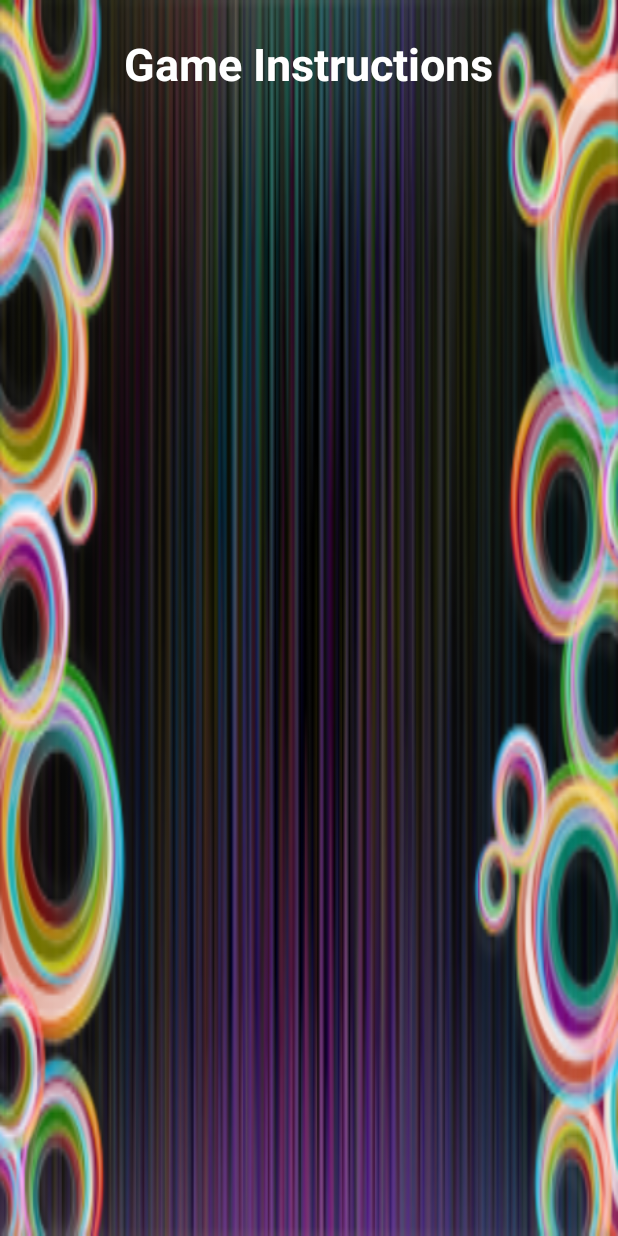
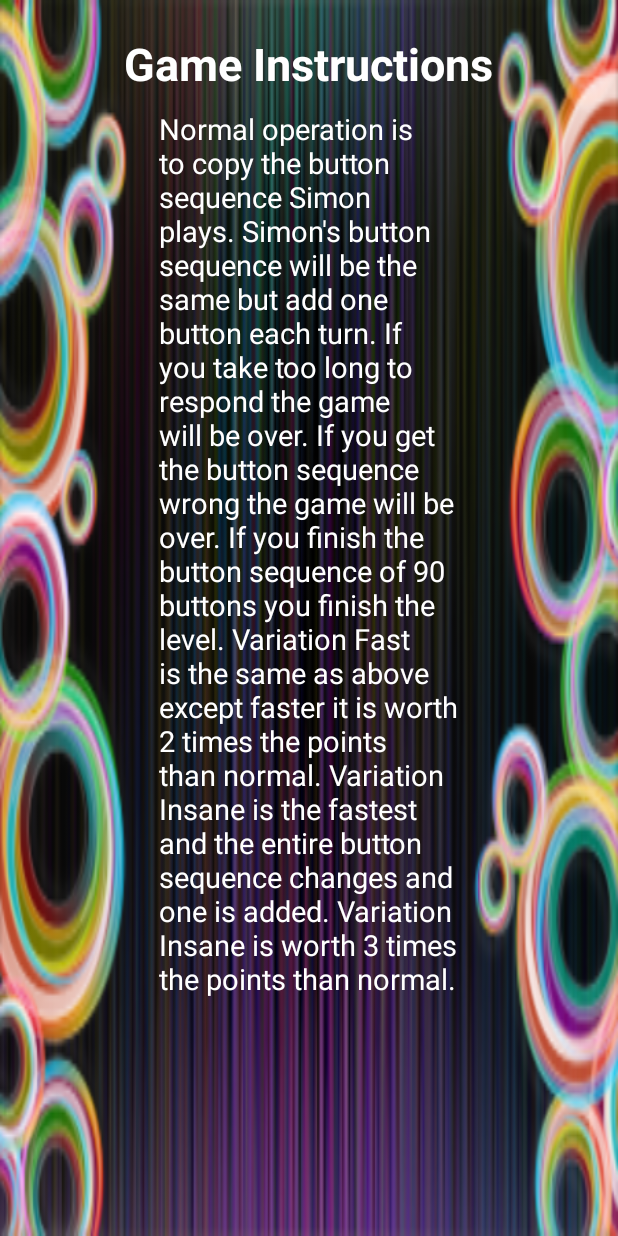
Before and after one commit to gary-larson/Simon, an Android app: the screen it shows after launch (Instructions), after a tap on "INSTRUCTIONS", on a phone screen of 412 x 824 dp. Run offline under Robolectric (Android 15) with nearby library versions, the phone set to English and light mode, and no system bars.

Commit message:
Finished instructions. Took care of as many warnings. as was possible Fixed double buzzer problem

```diff
--- a/app/src/main/java/com/example/gary/simon/MainActivity.java
+++ b/app/src/main/java/com/example/gary/simon/MainActivity.java
@@ -317,7 +317,7 @@ public class MainActivity extends AppCompatActivity
     public void onClick(View v) {
         //if statement disables player input into countdown thread is complete
         if(enablePlayerButtons) {
-            if (timer == null) {
+            if (timer == null && !isSimonsTurn) {
                 switch (v.getId()) {
                     case R.id.topLeft_imageButton:
                        // Log.i("Status", "Call Cancel #1 onClick tl");
--- a/app/src/main/java/com/example/gary/simon/Title.java
+++ b/app/src/main/java/com/example/gary/simon/Title.java
@@ -34,7 +34,7 @@ public class Title extends AppCompatActivity implements RadioGroup.OnCheckedChan
         setContentView(R.layout.title);
         // test if instance was not restored initialize game and check for saved game added by Gary
         if (savedInstanceState == null) {
-            readData();
+           readData();
         }
 
         Button b = (Button) findViewById(R.id.play_button);
@@ -88,8 +88,8 @@ public class Title extends AppCompatActivity implements RadioGroup.OnCheckedChan
     }
     /******************************************************************************************
     * method will select what game mode will be set up
-     * GameMode= 1  - one player
-     * GameMode = 2 - Two player vs simon
+     * GameMode= 1  - Normal
+     * GameMode = 2 - Fast
      * GameMode= 3 - Insane mode(sequence will change every round)
      *****************************************************************************************/
     @Override
@@ -113,7 +113,7 @@ public class Title extends AppCompatActivity implements RadioGroup.OnCheckedChan
      * Class creates alertDialog to display apps' information about the developers and
      * credits to all sounds and images used.-By Antonio Ramos
      *****************************************************************************************/
-    class AboutApp implements View.OnClickListener {
+    private class AboutApp implements View.OnClickListener {
         @Override
         public void onClick(View view) {
             String message = "<html>" +
@@ -168,7 +168,7 @@ public class Title extends AppCompatActivity implements RadioGroup.OnCheckedChan
             // Log.i("INFO", "---------- Read Setup Done");
             if (scanner.hasNext()) {
                 // Log.i("INFO", "---------- Read has DATA");
-                int i;
+             //   int i;
 
                 top_Score = scanner.nextInt();
 
--- a/app/src/main/res/layout/game_instructions.xml
+++ b/app/src/main/res/layout/game_instructions.xml
@@ -4,7 +4,7 @@
     android:background="@drawable/background1">
 
     <TextView
-        android:text="Game Instructions"
+        android:text="@string/instruction_label"
         android:layout_width="wrap_content"
         android:layout_height="wrap_content"
         android:layout_marginTop="22dp"
@@ -14,4 +14,15 @@
         android:textSize="30sp"
         android:layout_alignParentTop="true"
         android:layout_centerHorizontal="true" />
+
+    <TextView
+        android:text="@string/Instructions_1"
+        android:layout_width="200dp"
+        android:layout_height="wrap_content"
+        android:layout_below="@+id/textView2"
+        android:layout_centerHorizontal="true"
+        android:layout_marginTop="10dp"
+        android:textColor="#ffffff"
+        android:textSize="19sp"
+        android:id="@+id/textView4" />
 </RelativeLayout>
--- a/app/src/main/res/values/strings.xml
+++ b/app/src/main/res/values/strings.xml
@@ -1,9 +1,6 @@
 <resources>
     <string name="app_name">Simon</string>
     <string name="action_settings">Settings</string>
-    <string name="play">Play</string>
-    <string name="about">About</string>
-    <string name="score">Score</string>
     <string name="game_title">Simon</string>
     <string name="yellow_button">Yellow Button</string>
     <string name="cyan_button">Cyan Button</string>
@@ -12,6 +9,25 @@
     <string name="mode_1">Normal</string>
     <string name="mode_2">Fast</string>
     <string name="mode_3">Insane</string>
+    <string name="instruction_label">Game Instructions</string>
+    <string name="Instructions_1">Normal operation is to copy the button sequence Simon plays.
+        Simon\'s button sequence will be the same but add one button each turn.
+        If you take too long to respond the game will be over.
+        If you get the button sequence wrong the game will be over.
+        If you finish the button sequence of 90 buttons you finish the level.
+        Variation Fast is the same as above except faster it is worth 2 times the points than normal.
+        Variation Insane is the fastest and the entire button sequence changes and one is added.
+        Variation Insane is worth 3 times the points than normal.</string>
+    <string name="count_description">Current Count</string>
+    <string name="play_label">PLAY</string>
+    <string name="about_label">ABOUT</string>
+    <string name="top_score_label">Top Score:</string>
+    <string name="zero">0</string>
+    <string name="top_score_title">Top Score</string>
+    <string name="score_label">Score:</string>
+    <string name="instructions_title">Instructions</string>
+    <string name="new_game_title">New Game</string>
+    <string name="game_over_label">GAME OVER!!</string>
 
 
 </resources>
```
Also changed, not shown: app/src/main/res/layout/content_main.xml (+6 -5 lines), app/src/main/res/layout/title.xml (+6 -5 lines).
